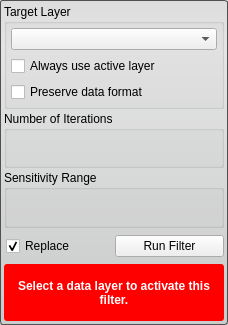
Old version of the form src/Interface/ToolInterface/CurvatureAnisotropicDiffusionFilterInterface.ui in the repository SCIInstitute/Seg3D.
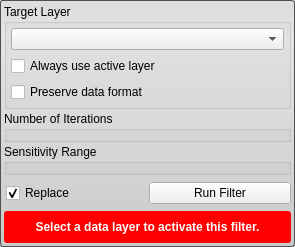
New version of the form. Custom widgets are drawn as their Qt base class.

Commit message: updates to the Cmake files to remove warnings on Externals updated the SingleTargetTool so that it can handle setting the validity properly for tools and filters that have more than one required combobox. updated all the tool and filter UI's

What changed in the file:
```diff
--- a/src/Interface/ToolInterface/CurvatureAnisotropicDiffusionFilterInterface.ui
+++ b/src/Interface/ToolInterface/CurvatureAnisotropicDiffusionFilterInterface.ui
@@ -6,8 +6,8 @@
    <rect>
     <x>0</x>
     <y>0</y>
-    <width>228</width>
-    <height>325</height>
+    <width>295</width>
+    <height>247</height>
    </rect>
   </property>
   <property name="sizePolicy">
@@ -217,6 +217,12 @@
        <height>32</height>
       </size>
      </property>
+     <property name="maximumSize">
+      <size>
+       <width>16777215</width>
+       <height>32</height>
+      </size>
+     </property>
      <property name="styleSheet">
       <string notr="true">QLabel#message_{
   color: white;
```
The commit also changes 34 other files.
